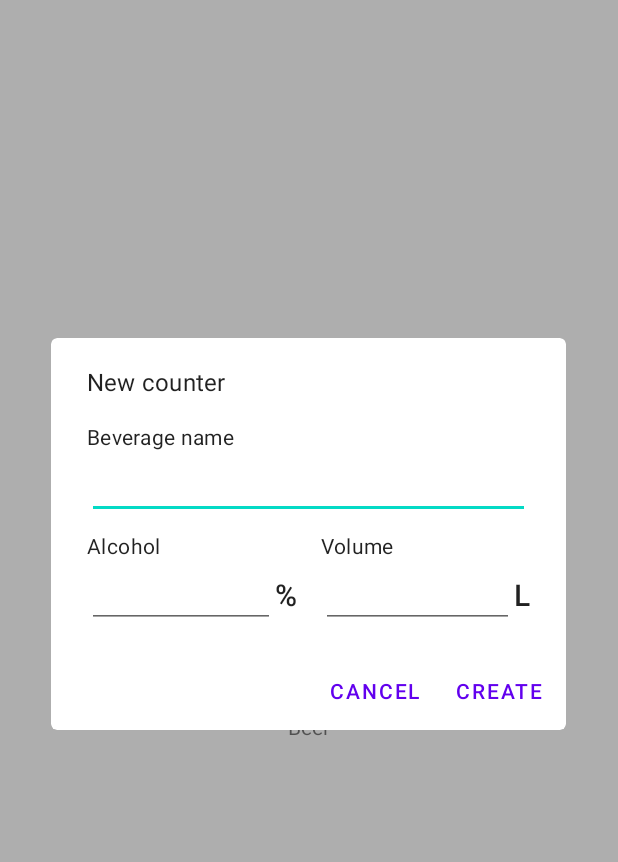
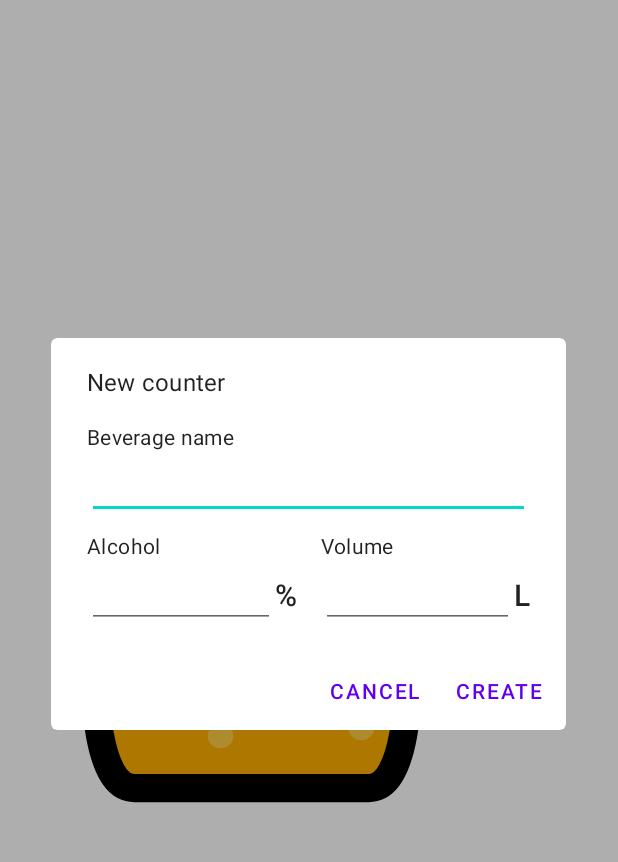
Before and after one commit to JohnyDaDeveloper/CheersV4, an Android app: the screen it shows after launch (MainActivity), after a tap on "New counter", on a phone screen of 412 x 824 dp, the part 84-946 px from its top. Run offline under Robolectric (Android 15) with nearby library versions, the phone set to English and light mode, and no system bars; our stand-ins replace Dagger/Hilt's generated code, Room's generated code, data binding; 2 statements that could not run were skipped.

Commit message:
Replace TextView in CategoryFragment with ImageView

```diff
--- /dev/null
+++ b/app/src/main/java/cz/johnyapps/cheers/category/BindingAdapters.kt
@@ -0,0 +1,13 @@
+package cz.johnyapps.cheers.category
+
+import android.widget.ImageView
+import androidx.annotation.DrawableRes
+import androidx.databinding.BindingAdapter
+
+object BindingAdapters {
+    @BindingAdapter("app:srcId")
+    @JvmStatic
+    fun appSrcId(imageView: ImageView, @DrawableRes resId: Int) {
+        imageView.setImageResource(resId)
+    }
+}
--- a/app/src/main/java/cz/johnyapps/cheers/category/CategoryFragment.kt
+++ b/app/src/main/java/cz/johnyapps/cheers/category/CategoryFragment.kt
@@ -99,14 +99,7 @@ class CategoryFragment(): Fragment() {
     private fun setupCategory() {
         lifecycleScope.launchWhenStarted {
             viewModel.category.collect { category ->
-                binding.categoryNameTextView.text = category?.name
-                binding.categoryNameTextView.setCompoundDrawablesRelativeWithIntrinsicBounds(
-                    0,
-                    category?.icon?.iconId ?: 0,
-                    0,
-                    0
-                )
-
+                binding.category = category
                 binding.counterFragment.visibility = if (category?.selectedCounter?.value == null) {
                     View.GONE
                 } else {
--- a/app/src/main/res/layout/fragment_category.xml
+++ b/app/src/main/res/layout/fragment_category.xml
@@ -7,21 +7,23 @@
         android:layout_height="match_parent"
         android:padding="8dp">
 
-        <TextView
-            android:id="@+id/categoryNameTextView"
-            android:layout_width="wrap_content"
-            android:layout_height="wrap_content"
+        <androidx.appcompat.widget.AppCompatImageView
+            android:id="@+id/categoryImageView"
+            android:layout_width="0dp"
+            android:layout_height="0dp"
+            android:scaleType="fitCenter"
             app:layout_constraintStart_toStartOf="parent"
             app:layout_constraintTop_toTopOf="parent"
             app:layout_constraintEnd_toEndOf="parent"
             app:layout_constraintBottom_toTopOf="@id/counterCard"
-            android:gravity="center" />
+            app:srcId="@{category.icon.iconId}" />
 
         <com.google.android.material.card.MaterialCardView
             android:id="@+id/counterCard"
-            android:layout_width="match_parent"
+            android:layout_width="0dp"
             android:layout_height="wrap_content"
             app:layout_constraintStart_toStartOf="parent"
+            app:layout_constraintTop_toBottomOf="@id/categoryImageView"
             app:layout_constraintEnd_toEndOf="parent"
             app:layout_constraintBottom_toBottomOf="parent">
 
@@ -32,4 +34,10 @@
                 android:name="cz.johnyapps.cheers.counter.CounterFragment" />
         </com.google.android.material.card.MaterialCardView>
     </androidx.constraintlayout.widget.ConstraintLayout>
+
+    <data>
+        <variable
+            name="category"
+            type="cz.johnyapps.cheers.category.CategoryEntity" />
+    </data>
 </layout>
```
